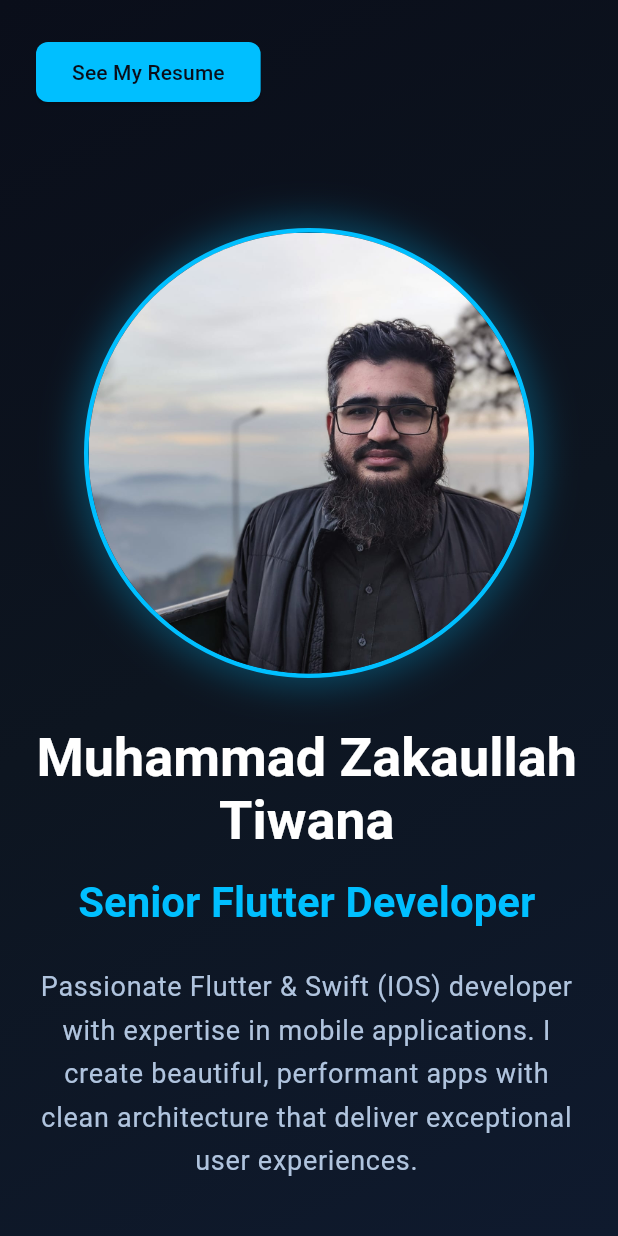
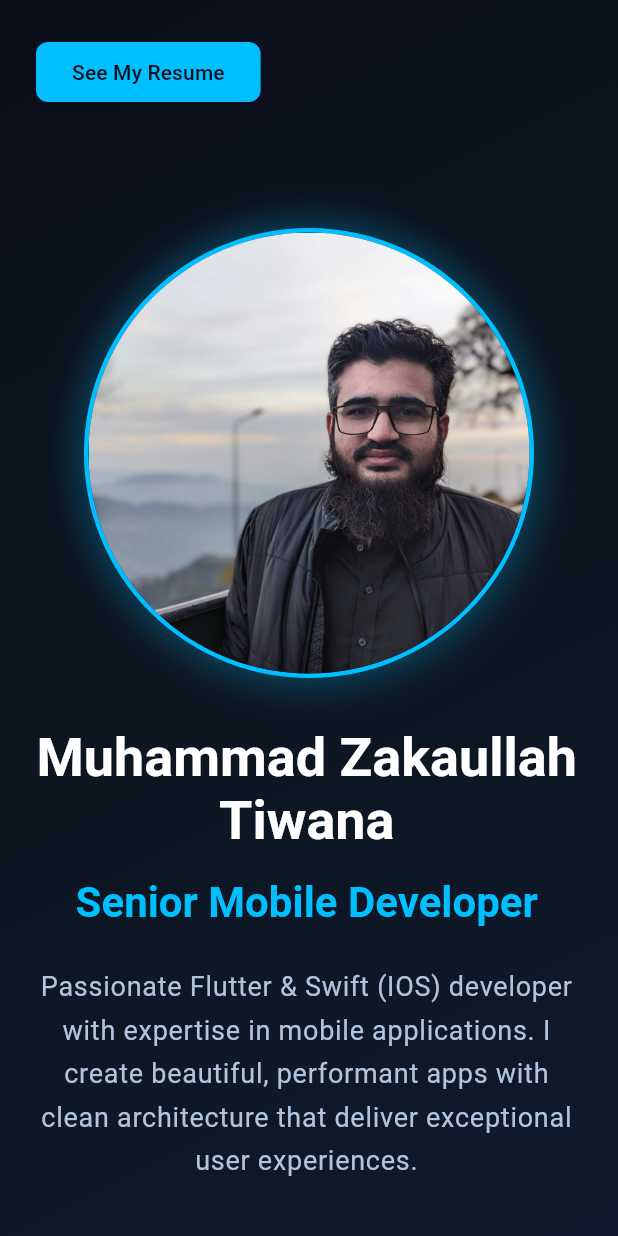
Before and after one commit to ZakaTiwana/portfolio, a Flutter app: the screen it shows after launch, on a phone screen of 412 x 824 dp. Run offline on Flutter 3.47's test engine with Material 3 defaults, Android fonts, the phone set to English and light mode, and no system bars; our stand-ins replace flutter_riverpod, go_router, url_strategy, web; missing offline and left inert: dart:js_interop, pdfrx.

Commit message:
Mobile Developer & freelance focused resume

```diff
--- a/lib/constants/text.dart
+++ b/lib/constants/text.dart
@@ -13,7 +13,7 @@ class HomePageText {
 
   // Intro Section
   static const String name = 'Muhammad Zakaullah Tiwana';
-  static const String title = 'Senior Flutter Developer';
+  static const String title = 'Senior Mobile Developer';
   static const String bio =
       'Passionate Flutter & Swift (IOS) developer with expertise in mobile applications. I create beautiful, performant apps with clean architecture that deliver exceptional user experiences.';
 
--- a/lib/gen/assets.gen.dart
+++ b/lib/gen/assets.gen.dart
@@ -322,6 +322,8 @@ class $AssetsProjectsLaafLightGen {
 class Assets {
   const Assets._();
 
+  static const String muhammadZakaullahResumeMobileDeveloper =
+      'assets/Muhammad-Zakaullah-Resume-Mobile-developer.pdf';
   static const String muhammadZakaullahResume =
       'assets/Muhammad-Zakaullah-Resume.pdf';
   static const AssetGenImage profilePic = AssetGenImage(
@@ -330,7 +332,11 @@ class Assets {
   static const $AssetsProjectsGen projects = $AssetsProjectsGen();
 
   /// List of all assets
-  static List<dynamic> get values => [muhammadZakaullahResume, profilePic];
+  static List<dynamic> get values => [
+    muhammadZakaullahResumeMobileDeveloper,
+    muhammadZakaullahResume,
+    profilePic,
+  ];
 }
 
 class AssetGenImage {
--- a/lib/pages/home/providers/projects_provider.dart
+++ b/lib/pages/home/providers/projects_provider.dart
@@ -4,22 +4,22 @@ import '../../../gen/assets.gen.dart';
 
 final projectsProvider = Provider<List<Project>>((ref) {
   return [
-    Project(
-      name: 'DhaoAI - Mobile App',
-      summary:
-          'AI-powered mobile app connecting users with intelligent agents. Built with Flutter, supporting Android and iOS with clean architecture.',
-      imagePaths: [
-        Assets.projects.dhaoAIMobileApp.dark.ssIphone1Dark.path,
-        Assets.projects.dhaoAIMobileApp.dark.ssIphone4Dark.path,
-        Assets.projects.dhaoAIMobileApp.dark.ssIphone7Dark.path,
-        Assets.projects.dhaoAIMobileApp.dark.ssIphone9Dark.path,
-        Assets.projects.dhaoAIMobileApp.light.ssIphone1Light.path,
-        Assets.projects.dhaoAIMobileApp.light.ssIphone4Light.path,
-        Assets.projects.dhaoAIMobileApp.light.ssIphone7Light.path,
-        Assets.projects.dhaoAIMobileApp.light.ssIphone9Light.path,
-      ],
-      technologies: ['Flutter', 'Dart', 'Riverpod', 'Clean Architecture'],
-    ),
+    // Project(
+    //   name: 'DhaoAI - Mobile App',
+    //   summary:
+    //       'AI-powered mobile app connecting users with intelligent agents. Built with Flutter, supporting Android and iOS with clean architecture.',
+    //   imagePaths: [
+    //     Assets.projects.dhaoAIMobileApp.dark.ssIphone1Dark.path,
+    //     Assets.projects.dhaoAIMobileApp.dark.ssIphone4Dark.path,
+    //     Assets.projects.dhaoAIMobileApp.dark.ssIphone7Dark.path,
+    //     Assets.projects.dhaoAIMobileApp.dark.ssIphone9Dark.path,
+    //     Assets.projects.dhaoAIMobileApp.light.ssIphone1Light.path,
+    //     Assets.projects.dhaoAIMobileApp.light.ssIphone4Light.path,
+    //     Assets.projects.dhaoAIMobileApp.light.ssIphone7Light.path,
+    //     Assets.projects.dhaoAIMobileApp.light.ssIphone9Light.path,
+    //   ],
+    //   technologies: ['Flutter', 'Dart', 'Riverpod', 'Clean Architecture'],
+    // ),
     Project(
       name: 'LAAF',
       summary:
--- a/lib/pages/resume/ui_resume_page.dart
+++ b/lib/pages/resume/ui_resume_page.dart
@@ -59,7 +59,7 @@ class _ResumePageState extends State<ResumePage> {
           child: ConstrainedBox(
             constraints: BoxConstraints(maxWidth: 600),
             child: PdfViewer.asset(
-              Assets.muhammadZakaullahResume,
+              Assets.muhammadZakaullahResumeMobileDeveloper,
               params: PdfViewerParams(
                 backgroundColor: Theme.of(context).colorScheme.surface,
                 errorBannerBuilder: (context, error, retry, dismiss) {
@@ -99,8 +99,8 @@ class _ResumePageState extends State<ResumePage> {
     try {
       // Use the web download utility
       await WebDownloadUtil.downloadAsset(
-        assetPath: Assets.muhammadZakaullahResume,
-        fileName: 'Muhammad_Zakaullah_Resume.pdf',
+        assetPath: Assets.muhammadZakaullahResumeMobileDeveloper,
+        fileName: 'Muhammad_Zakaullah_Portfolio_Mobile_Developer.pdf',
         mimeType: 'application/pdf',
       );
     } catch (e) {
--- a/pubspec.yaml
+++ b/pubspec.yaml
@@ -53,7 +53,8 @@ flutter:
     - assets/projects/NewImage/
     - assets/projects/Roomph/
     - assets/projects/TapPay/
-    - assets/Muhammad-Zakaullah-Resume.pdf
+    - assets/Muhammad-Zakaullah-Resume-Mobile-developer.pdf
+    # - assets/Muhammad-Zakaullah-Resume.pdf
 
 # dart run build_runner build --build-filter="lib/assets/**" --build-filter="pubspec.yaml"
 # for only limiting to
```
Also changed, not shown: pubspec.lock, 1 other file.
